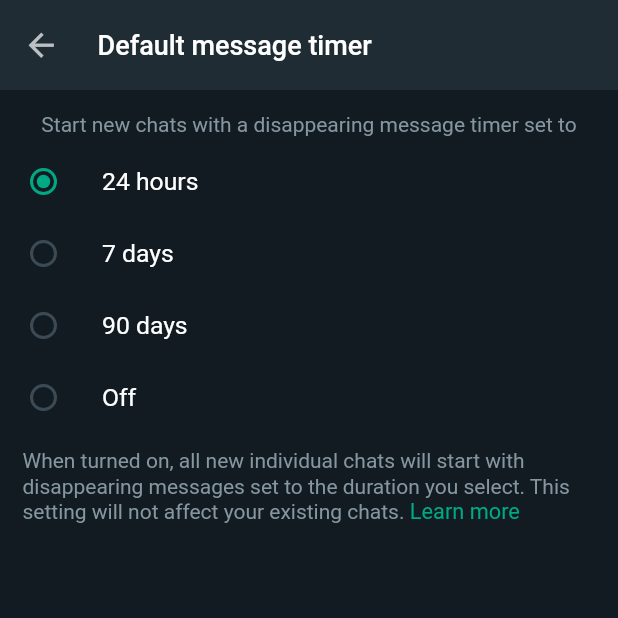
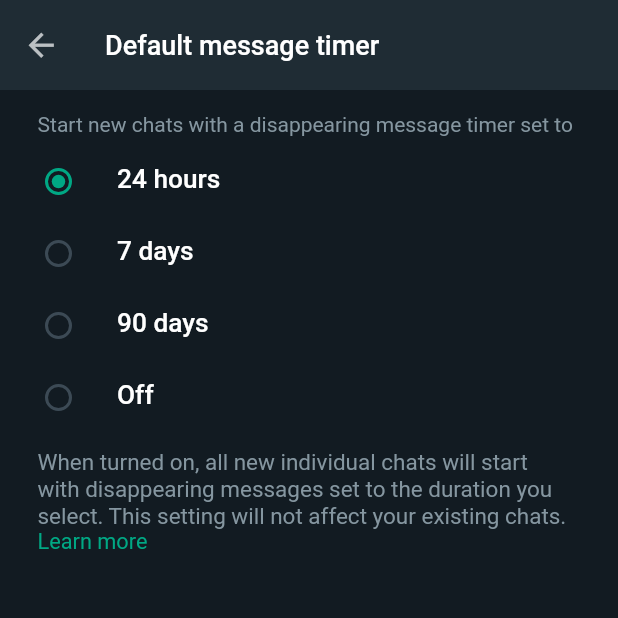
Before and after one commit to CodingHashira/whatsapp-android-ui-clone, a Flutter app: the DeafultMessageTimerPage screen opened by its route, on a phone screen of 412 x 824 dp, the top half of it. Run offline on Flutter 3.47's test engine with Material 2 defaults, Android fonts, the phone set to English and light mode, and no system bars; our stand-ins replace feather_icons, flutter_chat_bubble, percent_indicator.

Commit message:
Update files

```diff
--- a/lib/alert_dialogs/chat_backup.dart
+++ b/lib/alert_dialogs/chat_backup.dart
@@ -19,7 +19,7 @@ class ChatBackupDialog extends StatelessWidget {
       contentPadding:
           const EdgeInsets.symmetric(horizontal: 10.0, vertical: 5.0),
       content: SizedBox(
-        height: 335,
+        height: 330,
         width: screenWidth,
         child: Column(
           crossAxisAlignment: CrossAxisAlignment.start,
--- a/lib/alert_dialogs/select_theme.dart
+++ b/lib/alert_dialogs/select_theme.dart
@@ -19,7 +19,7 @@ class SelectThemeDialog extends StatelessWidget {
       contentPadding:
           const EdgeInsets.symmetric(horizontal: 10.0, vertical: 5.0),
       content: SizedBox(
-        height: 230,
+        height: 240,
         width: screenWidth,
         child: Column(
           crossAxisAlignment: CrossAxisAlignment.start,
@@ -37,7 +37,7 @@ class SelectThemeDialog extends StatelessWidget {
             ),
             CustomListBuilder(
               startIndex: 0,
-              padding: const EdgeInsets.only(left: 0),
+              padding: const EdgeInsets.only(left: 0, top: 10.0),
               itemCount: data.themeDialogOptions.length,
               list: data.themeDialogOptions,
               leadingIndent: 0,
--- a/lib/common/appbar.dart
+++ b/lib/common/appbar.dart
@@ -36,17 +36,17 @@ class CustomAppBar extends StatelessWidget implements PreferredSizeWidget {
       onTap: onTap,
       child: AppBar(
         backgroundColor: backgroundColor,
-        titleSpacing: 5,
+        titleSpacing: 10.0,
         elevation: 0.0,
         toolbarHeight: 60,
-        leadingWidth: imageUrl != null ? 80 : 60,
+        leadingWidth: imageUrl != null ? 82 : 60,
         leading: GestureDetector(
           onTap: () => Navigator.pop(context),
           child: Row(
             children: [
               isChildWidget
                   ? Padding(
-                      padding: const EdgeInsets.only(left: 15.0),
+                      padding: const EdgeInsets.only(left: 15.0, right: 5.0),
                       child: Icon(
                         Icons.arrow_back,
                         color: iconColor ?? kPopupMenuIconColor,
@@ -66,7 +66,6 @@ class CustomAppBar extends StatelessWidget implements PreferredSizeWidget {
             ],
           ),
         ),
-
         title: titleWidget ??
             Text(
               title!,
@@ -77,19 +76,6 @@ class CustomAppBar extends StatelessWidget implements PreferredSizeWidget {
                     fontWeight: FontWeight.w500,
                   ),
             ),
-        // stitle: titleWidget != null
-        //     ? title != null
-        //         ? Text(
-        //             title!,
-        //             style: titleStyle ??
-        //                 const TextStyle(
-        //                   color: Colors.white,
-        //                   fontSize: 18.0,
-        //                   fontWeight: FontWeight.w500,
-        //                 ),
-        //           )
-        //         : const SizedBox.shrink()
-        //     : const SizedBox.shrink(),
         actions: actions != null ? [actions!] : null,
       ),
     );
--- a/lib/common/button.dart
+++ b/lib/common/button.dart
@@ -29,7 +29,7 @@ class CustomButton extends StatelessWidget {
             borderRadius: BorderRadius.circular(100.0),
             side: const BorderSide(color: kTextBoxBorderColor)),
         color: buttonColor ?? const Color(0xff00a884),
-        padding: const EdgeInsets.symmetric(vertical: 13.5, horizontal: 20.0),
+        padding: const EdgeInsets.symmetric(vertical: 11.0, horizontal: 20.0),
         onPressed: routeName != null
             ? routeName != ''
                 ? onPressed ?? () => Navigator.pushNamed(context, routeName!)
--- a/lib/common/checkbox.dart
+++ b/lib/common/checkbox.dart
@@ -55,7 +55,7 @@ class _CustomCheckBoxState extends State<CustomCheckBox> {
           value: widget.checkValue ?? checkValue,
           activeColor: kAccentColor,
           checkColor: kPrimaryColor,
-          onChanged: widget.isEnabled == true
+          onChanged: widget.isEnabled != false
               ? (p0) => setState(() {
                     checkValue = p0!;
                   })
--- a/lib/common/list_tile.dart
+++ b/lib/common/list_tile.dart
@@ -27,6 +27,7 @@ class CustomListTile extends StatelessWidget {
     this.isEnabled = true,
     this.leadingEndIndent,
     this.tileColor,
+    this.wrapText,
   });
 
   final VoidCallback? onTap;
@@ -47,6 +48,7 @@ class CustomListTile extends StatelessWidget {
   final Alignment? trailingAlignment;
   final bool? isEnabled;
   final Color? tileColor;
+  final bool? wrapText;
 
   @override
   Widget build(BuildContext context) {
@@ -70,6 +72,7 @@ class CustomListTile extends StatelessWidget {
           alignment: trailingAlignment ?? Alignment.topRight,
           children: [
             Row(
+              mainAxisSize: MainAxisSize.min,
               crossAxisAlignment: leadingAlignment ?? CrossAxisAlignment.center,
               children: [
                 SizedBox(width: leadingIndent ?? 10.0),
@@ -79,12 +82,14 @@ class CustomListTile extends StatelessWidget {
                     child: leading!,
                   ),
                 Expanded(
+                  flex: 1,
                   child: Column(
                     mainAxisSize: MainAxisSize.min,
                     crossAxisAlignment: CrossAxisAlignment.start,
                     children: [
                       title != null
                           ? SizedBox(
+                              height: 23.0,
                               width: screenWidth - (titleIndent ?? 90),
                               child: Text(
                                 title!,
@@ -102,7 +107,6 @@ class CustomListTile extends StatelessWidget {
                           ? SizedBox(
                               width: screenWidth - (subTitleIndent ?? 0),
                               child: Column(
-                                mainAxisSize: MainAxisSize.min,
                                 crossAxisAlignment: CrossAxisAlignment.start,
                                 children: [
                                   if (subTitle != null)
@@ -110,6 +114,10 @@ class CustomListTile extends StatelessWidget {
                                       padding: const EdgeInsets.only(top: 5.0),
                                       child: Text(
                                         subTitle!,
+                                        maxLines: wrapText == true ? 1 : null,
+                                        overflow: wrapText == true
+                                            ? TextOverflow.ellipsis
+                                            : null,
                                         style: subTitleStyle ??
                                             (isEnabled ?? true
                                                 ? kSubTitleTextStyle
--- a/lib/constants.dart
+++ b/lib/constants.dart
@@ -46,12 +46,13 @@ const kCountryCodeTextStyle = TextStyle(
 
 const kTitleTextStyle = TextStyle(
   color: kTextPrimaryColor,
-  fontSize: 16.5,
+  fontSize: 17.5,
+  fontWeight: FontWeight.w500,
 );
 
 const kSubTitleTextStyle = TextStyle(
   color: kSecondaryColor,
-  fontSize: 14.0,
+  fontSize: 16.0,
 );
 
 const kTimeTextStyle = TextStyle(
--- a/lib/pages/settings_page/help/contact_us.dart
+++ b/lib/pages/settings_page/help/contact_us.dart
@@ -53,7 +53,7 @@ class ContactUsPage extends StatelessWidget {
             ),
             CustomListTile(
               leadingIndent: 0.0,
-              padding: const EdgeInsets.symmetric(horizontal: 0.0),
+              padding: const EdgeInsets.only(top: 15.0, bottom: 5.0),
               trailingAlignment: Alignment.topRight,
               title: 'Include device information? (optional)',
               subTitleIndent: 80,
--- a/lib/pages/settings_page/privacy/about.dart
+++ b/lib/pages/settings_page/privacy/about.dart
@@ -24,6 +24,7 @@ class AboutPage extends StatelessWidget {
           const PaddedSettingsTextInfo(text: 'Who can see my About'),
           CustomListBuilder(
             startIndex: 0,
+            radioCurrentOption: 1,
             padding: const EdgeInsets.symmetric(horizontal: 15.0),
             itemCount: data.genericPrivacyRadioList.length,
             list: data.genericPrivacyRadioList,
--- a/lib/pages/settings_page/privacy/default_message_timer.dart
+++ b/lib/pages/settings_page/privacy/default_message_timer.dart
@@ -20,10 +20,12 @@ class DeafultMessageTimerPage extends StatelessWidget {
         isChildWidget: true,
         title: 'Default message timer',
       ),
-      body: Column(
+      body: Padding(
+        padding: EdgeInsets.only(left: 10.0),
+        child: Column(
           children: [
             PaddedSettingsTextInfo(
-            padding: const EdgeInsets.fromLTRB(15.0, 15.0, 15.0, 5.0),
+              padding: const EdgeInsets.fromLTRB(0.0, 15.0, 15.0, 5.0),
               textStyle: kInfoTextStyle.copyWith(fontSize: 14.0, height: 1.2),
               text: 'Start new chats with a disappearing message timer set to',
             ),
@@ -34,12 +36,13 @@ class DeafultMessageTimerPage extends StatelessWidget {
               returnWidgetType: CustomRadioButton,
             ),
             CustomRichText(
-            padding: const EdgeInsets.only(left: 15.0, top: 10.0, right: 30.0),
+              padding:
+                  const EdgeInsets.only(left: 15.0, top: 10.0, right: 30.0),
               textList: [
                 {
                   data.textData['defaultMessageTimer']![0]:
                       kInfoTextStyle.copyWith(
-                  fontSize: 14.0,
+                    fontSize: 15.0,
                     height: 1.2,
                   ),
                   ' Learn more': kInfoTextStyle.copyWith(
@@ -51,6 +54,7 @@ class DeafultMessageTimerPage extends StatelessWidget {
             )
           ],
         ),
+      ),
     );
   }
 }
--- a/lib/pages/settings_page/privacy/groups.dart
+++ b/lib/pages/settings_page/privacy/groups.dart
@@ -26,8 +26,9 @@ class GroupsPage extends StatelessWidget {
               const PaddedSettingsTextInfo(text: 'Who canadd me to groups'),
               CustomListBuilder(
                 startIndex: 0,
+                radioCurrentOption: 2,
                 padding: const EdgeInsets.symmetric(horizontal: 15.0),
-                itemCount: data.genericPrivacyRadioList.length,
+                itemCount: 3,
                 list: data.genericPrivacyRadioList,
                 returnWidgetType: CustomRadioButton,
               ),
--- a/lib/pages/settings_page/privacy/profile_photo.dart
+++ b/lib/pages/settings_page/privacy/profile_photo.dart
@@ -24,6 +24,7 @@ class ProfilePhotoPage extends StatelessWidget {
           const PaddedSettingsTextInfo(text: 'Who can see my Profile Photo'),
           CustomListBuilder(
             startIndex: 0,
+            radioCurrentOption: 1,
             padding: const EdgeInsets.symmetric(horizontal: 15.0),
             itemCount: data.genericPrivacyRadioList.length,
             list: data.genericPrivacyRadioList,
--- a/lib/pages/settings_page/privacy/status_privacy.dart
+++ b/lib/pages/settings_page/privacy/status_privacy.dart
@@ -25,7 +25,8 @@ class StatusPrivacyPage extends StatelessWidget {
             text: 'Who can see my status updates',
           ),
           CustomListBuilder(
-            startIndex: 0,
+            startIndex: 1,
+            radioCurrentOption: 2,
             padding: const EdgeInsets.symmetric(horizontal: 15.0),
             itemCount: data.genericPrivacyRadioList.length,
             list: data.genericPrivacyRadioList,
```
Also changed, not shown: lib/common/popup_menu_button.dart (+14 -4 lines), lib/pages/conversation_page/conversation_media/links.dart (+9 -5 lines), lib/pages/conversation_page/conversation_media_page.dart (+7 -2 lines), lib/pages/settings_page/chats/chat_backup/backup_off.dart (+7 -2 lines). Lines whose indentation alone changed are shown as unchanged.
